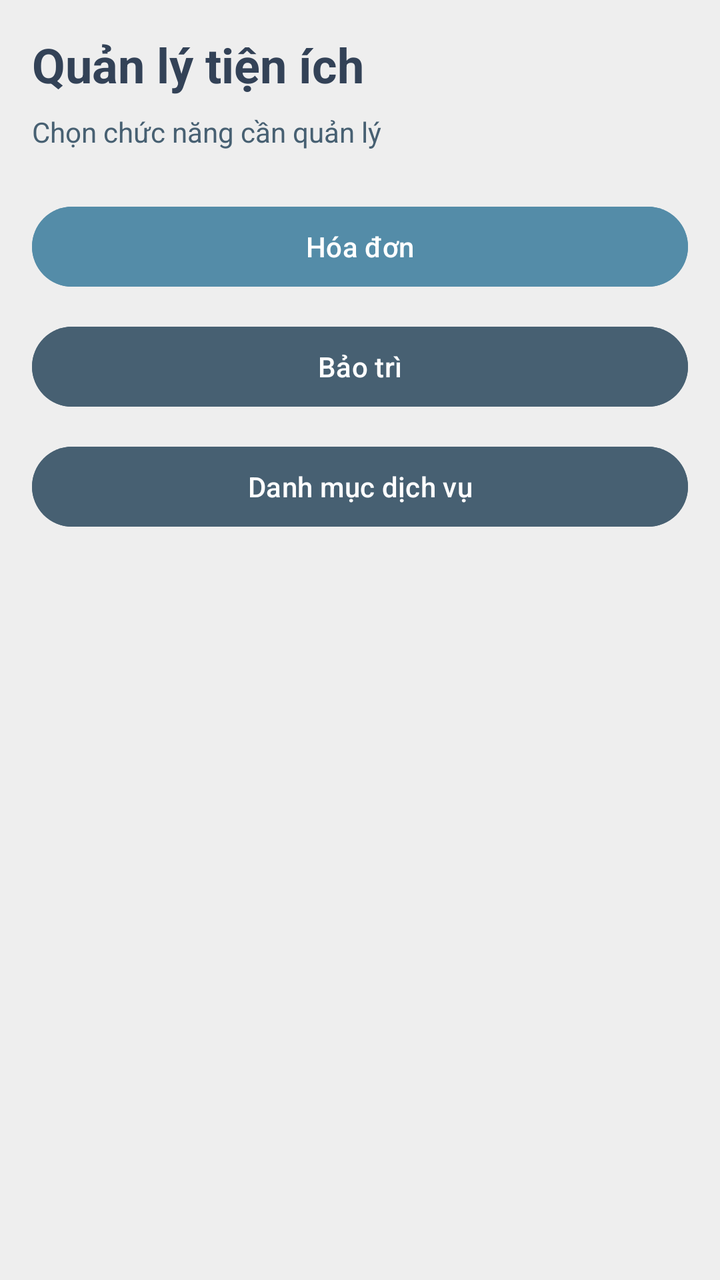
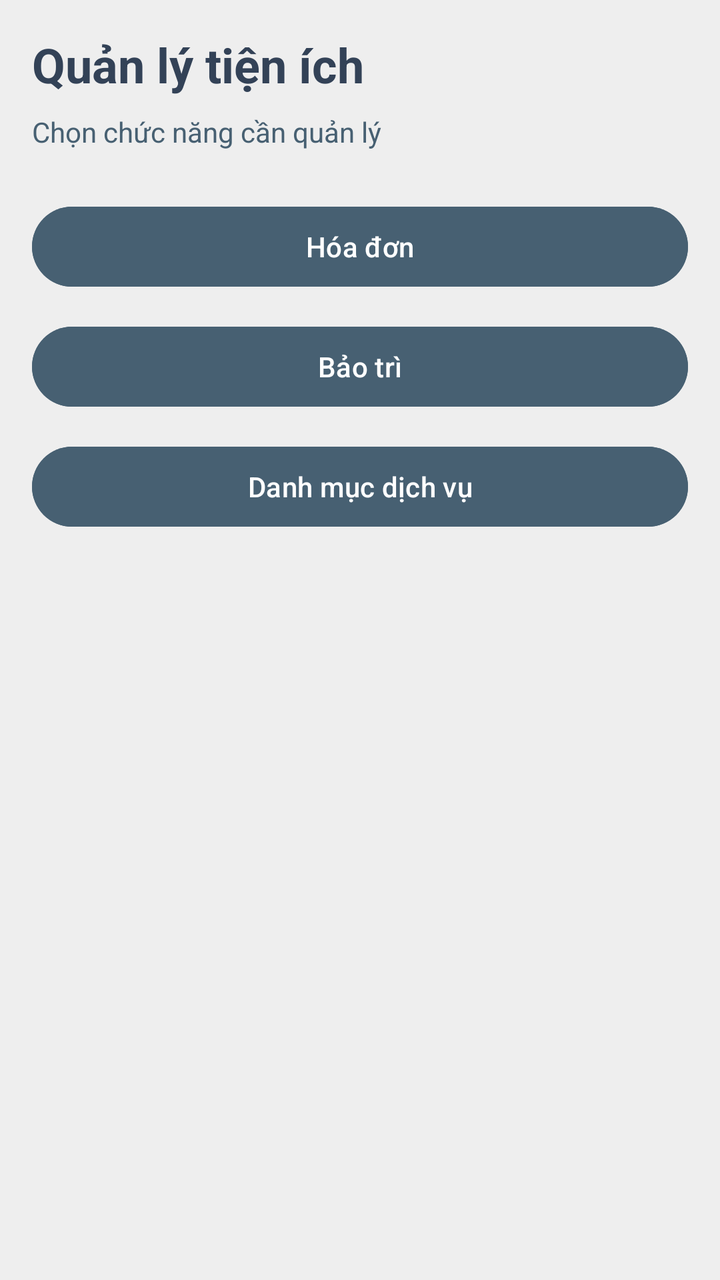

Before-and-after screenshots of an Android layout around one commit, followed by the original layout XML and the change that was made.
<!-- AndroidManifest.xml: application theme Theme.Rentaly_Management -->
<!-- res/layout/fragment_service.xml -->
<?xml version="1.0" encoding="utf-8"?>
<LinearLayout xmlns:android="http://schemas.android.com/apk/res/android" android:layout_width="match_parent" android:layout_height="match_parent" android:orientation="vertical" android:padding="16dp" android:background="@color/background">
    <TextView android:layout_width="match_parent" android:layout_height="wrap_content" android:text="Quản lý tiện ích" android:textColor="@color/dark_navy" android:textSize="24sp" android:textStyle="bold" />
    <TextView android:layout_width="match_parent" android:layout_height="wrap_content" android:layout_marginTop="8dp" android:text="Chọn chức năng cần quản lý" android:textColor="@color/secondary" />

    <Button android:id="@+id/service_open_invoice" android:layout_width="match_parent" android:layout_height="48dp" android:layout_marginTop="24dp" android:backgroundTint="@color/primary" android:minHeight="48dp" android:text="Hóa đơn" android:textColor="@color/white" />
    <Button android:id="@+id/service_open_maintenance" android:layout_width="match_parent" android:layout_height="48dp" android:layout_marginTop="12dp" android:backgroundTint="@color/secondary" android:minHeight="48dp" android:text="Bảo trì" android:textColor="@color/white" />
    <Button android:id="@+id/service_open_catalog" android:layout_width="match_parent" android:layout_height="48dp" android:layout_marginTop="12dp" android:backgroundTint="@color/secondary" android:minHeight="48dp" android:text="Danh mục dịch vụ" android:textColor="@color/white" />
</LinearLayout>
<!-- resources referenced by this layout -->
<resources>
  <color name="background">#EEEEEE</color>
  <color name="dark_navy">#334257</color>
  <color name="primary">#548CA8</color>
  <color name="secondary">#476072</color>
  <color name="white">#FFFFFFFF</color>
  <style name="Theme.Rentaly_Management" parent="Base.Theme.Rentaly_Management" />
  <style name="Base.Theme.Rentaly_Management" parent="Theme.Material3.DayNight.NoActionBar">
          
          
      </style>
</resources>

<!-- the commit's change to res/layout/fragment_service.xml (unified diff, before → after) -->
@@ -3,7 +3,15 @@
     <TextView android:layout_width="match_parent" android:layout_height="wrap_content" android:text="Quản lý tiện ích" android:textColor="@color/dark_navy" android:textSize="24sp" android:textStyle="bold" />
     <TextView android:layout_width="match_parent" android:layout_height="wrap_content" android:layout_marginTop="8dp" android:text="Chọn chức năng cần quản lý" android:textColor="@color/secondary" />
 
-    <Button android:id="@+id/service_open_invoice" android:layout_width="match_parent" android:layout_height="48dp" android:layout_marginTop="24dp" android:backgroundTint="@color/primary" android:minHeight="48dp" android:text="Hóa đơn" android:textColor="@color/white" />
+    <Button
+        android:id="@+id/service_open_invoice"
+        android:layout_width="match_parent"
+        android:layout_height="48dp"
+        android:layout_marginTop="24dp"
+        android:backgroundTint="@color/secondary"
+        android:minHeight="48dp"
+        android:text="Hóa đơn"
+        android:textColor="@color/white" />
     <Button android:id="@+id/service_open_maintenance" android:layout_width="match_parent" android:layout_height="48dp" android:layout_marginTop="12dp" android:backgroundTint="@color/secondary" android:minHeight="48dp" android:text="Bảo trì" android:textColor="@color/white" />
     <Button android:id="@+id/service_open_catalog" android:layout_width="match_parent" android:layout_height="48dp" android:layout_marginTop="12dp" android:backgroundTint="@color/secondary" android:minHeight="48dp" android:text="Danh mục dịch vụ" android:textColor="@color/white" />
 </LinearLayout>
<!-- resource entries referenced after the edit -->
@@ -2,7 +2,6 @@
 <resources>
   <color name="background">#EEEEEE</color>
   <color name="dark_navy">#334257</color>
-  <color name="primary">#548CA8</color>
   <color name="secondary">#476072</color>
   <color name="white">#FFFFFFFF</color>
   <style name="Theme.Rentaly_Management" parent="Base.Theme.Rentaly_Management" />
